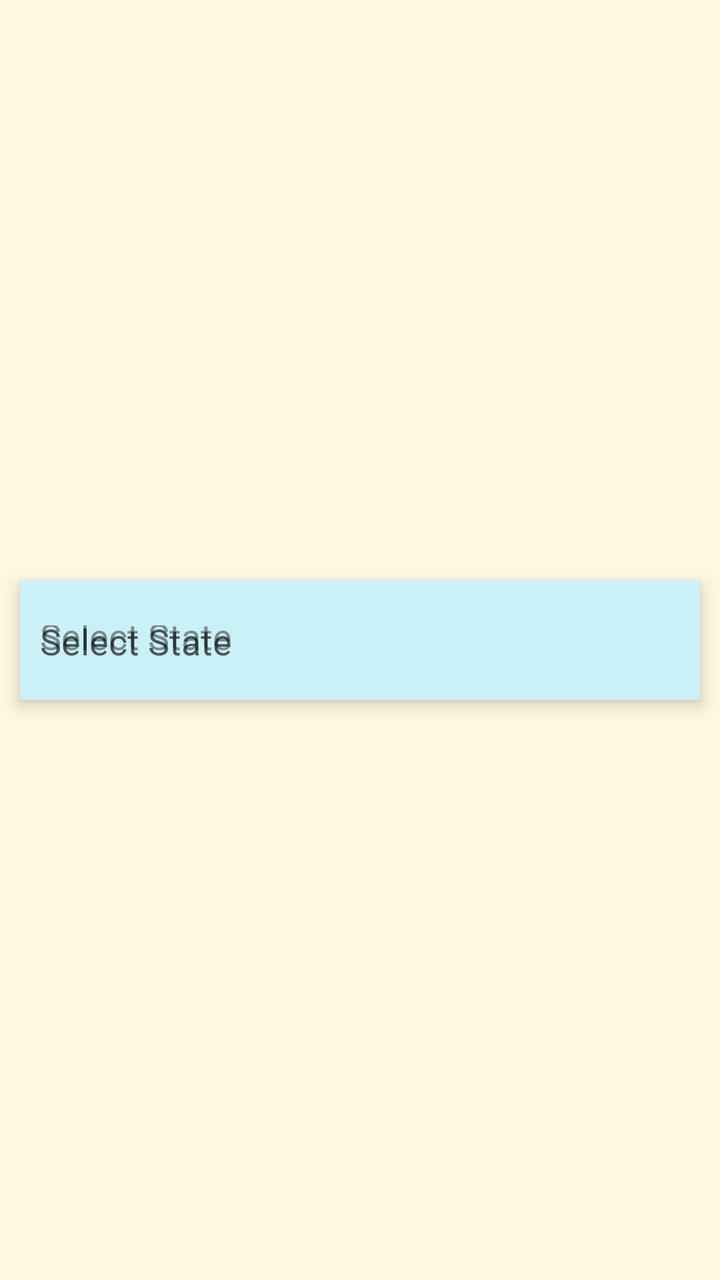
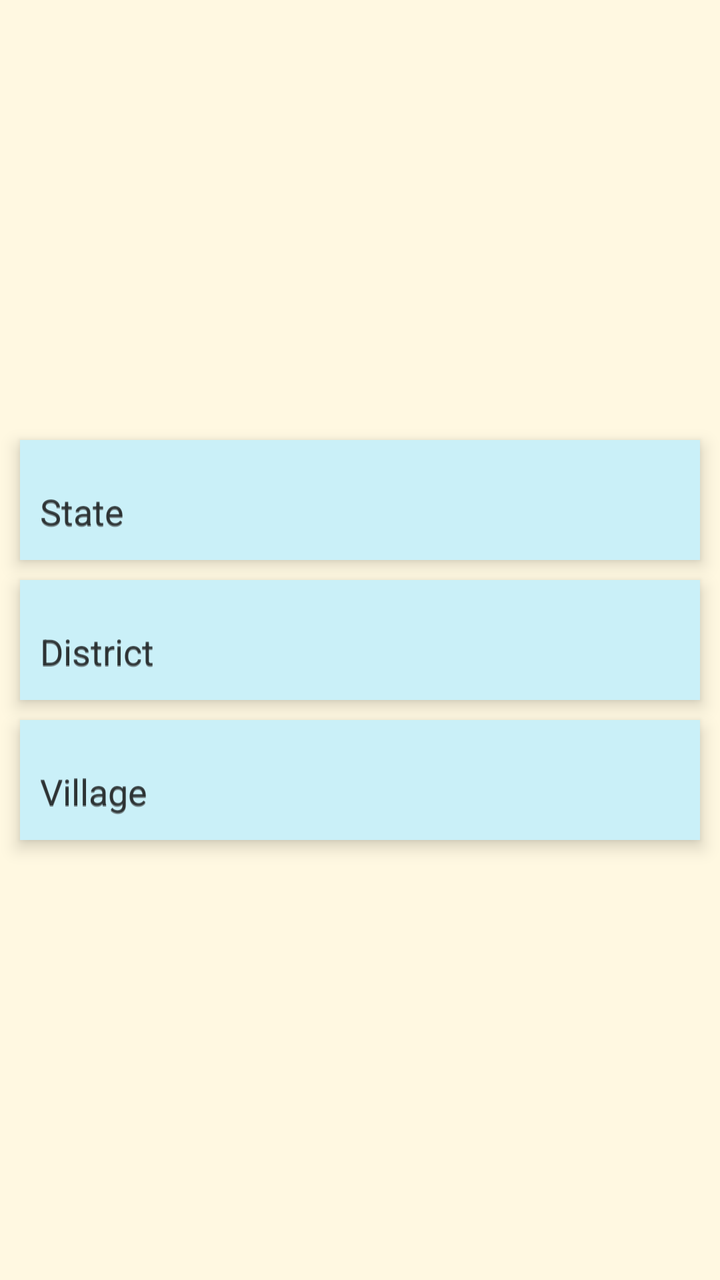

The first picture is an Android layout as it rendered before a commit; the second is the same layout after the commit. The layout source and the unified diff follow.
<!-- AndroidManifest.xml: application theme Theme.Sakha -->
<!-- res/layout/activity_main.xml -->
<?xml version="1.0" encoding="utf-8"?>
<LinearLayout xmlns:android="http://schemas.android.com/apk/res/android"
    xmlns:app="http://schemas.android.com/apk/res-auto"
    android:layout_width="match_parent"
    android:layout_height="match_parent"
    android:orientation="vertical"
    android:background="@color/background"
    android:gravity="center"
    android:id="@+id/register">

    <com.google.android.material.textfield.TextInputLayout
        android:id="@+id/state_dropdown_layout"
        android:layout_width="match_parent"
        android:layout_height="60dp"
        android:layout_marginHorizontal="10dp"
        android:background="@color/text_view_background"
        android:elevation="5dp"
        android:hint="@string/select_state_hint"
        app:hintTextColor="@color/text_view_textColorHint"
        app:boxStrokeWidth="0dp"
        app:boxBackgroundMode="none"
        app:hintTextAppearance="@style/CustomHintText"
        android:textColorHint="@color/text_view_textColorHint">

        <AutoCompleteTextView
            android:id="@+id/stateDropdown"
            android:layout_width="match_parent"
            android:layout_height="match_parent"
            android:completionThreshold="1"
            android:dropDownWidth="match_parent"
            android:textSize="18sp"
            android:dropDownHeight="300dp"
            android:hint="@string/select_state_hint"
            android:inputType="text"
            android:padding="10dp"
            android:textColor="@color/text_view_textColor"
            android:textColorHint="#913C3B3B"
            android:layout_marginBottom="10dp"/>
    </com.google.android.material.textfield.TextInputLayout>

</LinearLayout>
<!-- resources referenced by this layout -->
<resources>
  <color name="background">#FFF8E1</color>
  <color name="text_view_background">#CAF0F8</color>
  <color name="text_view_textColor">#000000</color>
  <color name="text_view_textColorHint">#AA070707</color>
  <string name="select_state_hint">Select State</string>
  <style name="CustomHintText" parent="@style/TextAppearance.MaterialComponents.Caption">
          <item name="android:textSize">14sp</item> 
          <item name="android:textColor">@color/text_view_textColorHint</item>
      </style>
  <style name="Theme.Sakha" parent="Base.Theme.Sakha" />
  <style name="Base.Theme.Sakha" parent="Theme.Material3.DayNight.NoActionBar">
          
          
      </style>
</resources>

<!-- the commit's change to res/layout/activity_main.xml (unified diff, before → after) -->
@@ -35,7 +35,69 @@
             android:padding="10dp"
             android:textColor="@color/text_view_textColor"
             android:textColorHint="#913C3B3B"
-            android:layout_marginBottom="10dp"/>
+            android:layout_marginBottom="1dp"/>
+    </com.google.android.material.textfield.TextInputLayout>
+
+    <com.google.android.material.textfield.TextInputLayout
+        android:id="@+id/district_dropdown_layout"
+        android:layout_marginTop="10dp"
+        android:layout_width="match_parent"
+        android:layout_height="60dp"
+        android:layout_marginHorizontal="10dp"
+        android:background="@color/text_view_background"
+        android:elevation="5dp"
+        android:hint="@string/select_District_hint"
+        app:hintTextColor="@color/text_view_textColorHint"
+        app:boxStrokeWidth="0dp"
+        app:boxBackgroundMode="none"
+        app:hintTextAppearance="@style/CustomHintText"
+        android:textColorHint="@color/text_view_textColorHint">
+
+        <AutoCompleteTextView
+            android:id="@+id/districtDropdown"
+            android:layout_width="match_parent"
+            android:layout_height="match_parent"
+            android:completionThreshold="1"
+            android:dropDownWidth="match_parent"
+            android:textSize="18sp"
+            android:dropDownHeight="300dp"
+            android:hint="@string/select_District_hint"
+            android:inputType="text"
+            android:padding="10dp"
+            android:textColor="@color/text_view_textColor"
+            android:textColorHint="#913C3B3B"
+            android:layout_marginBottom="1dp"/>
+    </com.google.android.material.textfield.TextInputLayout>
+
+    <com.google.android.material.textfield.TextInputLayout
+        android:id="@+id/village_dropdown_layout"
+        android:layout_marginTop="10dp"
+        android:layout_width="match_parent"
+        android:layout_height="60dp"
+        android:layout_marginHorizontal="10dp"
+        android:background="@color/text_view_background"
+        android:elevation="5dp"
+        android:hint="@string/select_Village_hint"
+        app:hintTextColor="@color/text_view_textColorHint"
+        app:boxStrokeWidth="0dp"
+        app:boxBackgroundMode="none"
+        app:hintTextAppearance="@style/CustomHintText"
+        android:textColorHint="@color/text_view_textColorHint">
+
+        <AutoCompleteTextView
+            android:id="@+id/villageDropdown"
+            android:layout_width="match_parent"
+            android:layout_height="match_parent"
+            android:completionThreshold="1"
+            android:dropDownWidth="match_parent"
+            android:textSize="18sp"
+            android:dropDownHeight="300dp"
+            android:hint="@string/select_Village_hint"
+            android:inputType="text"
+            android:padding="10dp"
+            android:textColor="@color/text_view_textColor"
+            android:textColorHint="#913C3B3B"
+            android:layout_marginBottom="1dp"/>
     </com.google.android.material.textfield.TextInputLayout>
 
 </LinearLayout>
<!-- resource entries referenced after the edit -->
@@ -4,9 +4,11 @@
   <color name="text_view_background">#CAF0F8</color>
   <color name="text_view_textColor">#000000</color>
   <color name="text_view_textColorHint">#AA070707</color>
-  <string name="select_state_hint">Select State</string>
+  <string name="select_District_hint">District</string>
+  <string name="select_Village_hint">Village</string>
+  <string name="select_state_hint">State</string>
   <style name="CustomHintText" parent="@style/TextAppearance.MaterialComponents.Caption">
-          <item name="android:textSize">14sp</item> 
+          <item name="android:textSize">15sp</item>
           <item name="android:textColor">@color/text_view_textColorHint</item>
       </style>
   <style name="Theme.Sakha" parent="Base.Theme.Sakha" />
